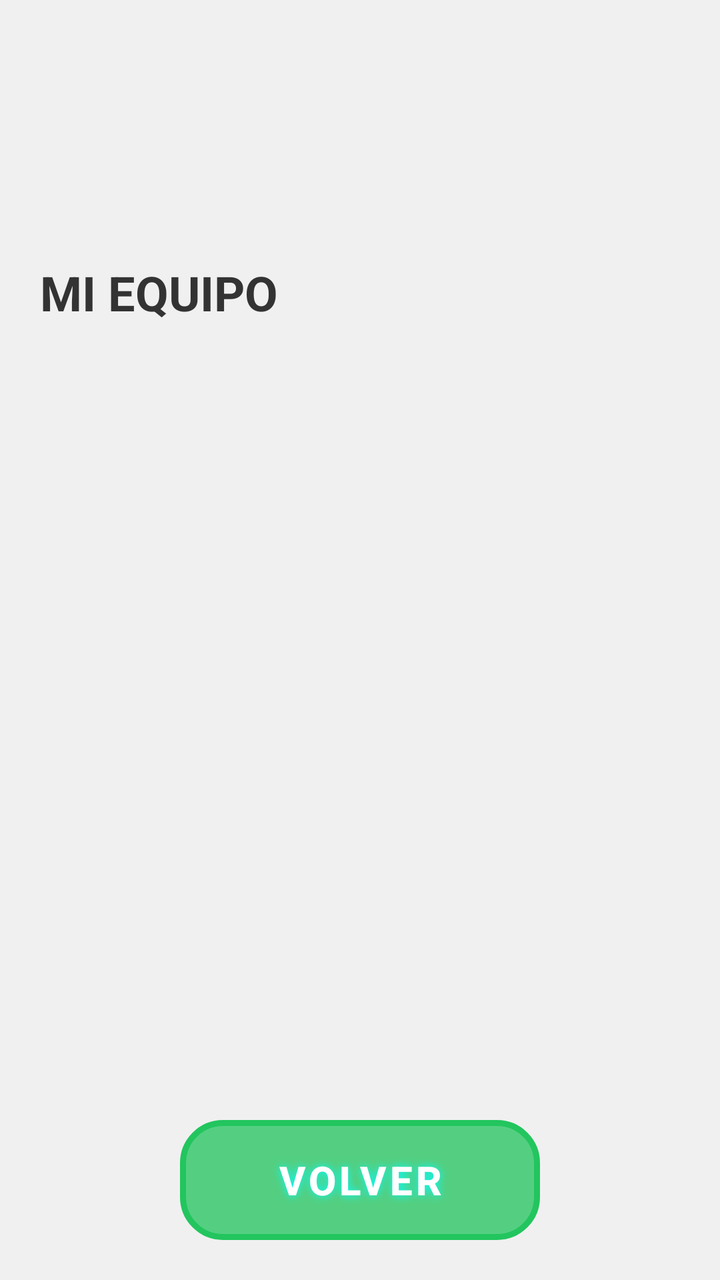
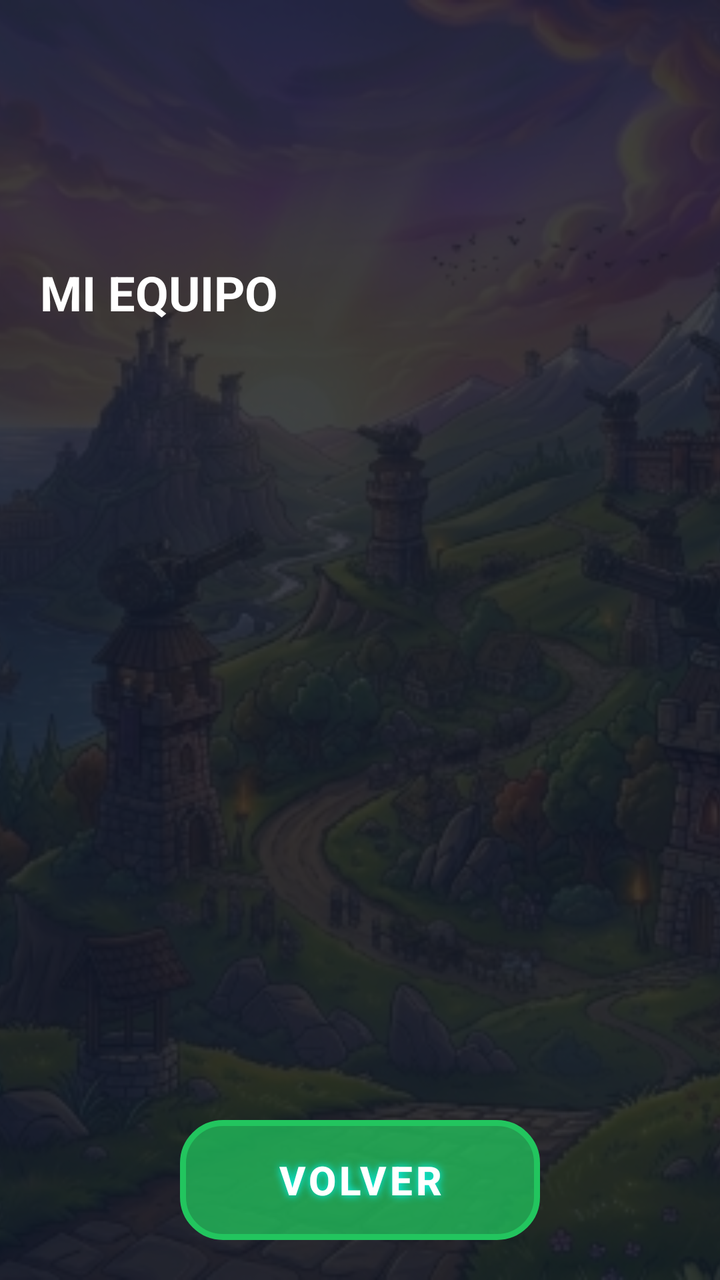

An Android layout rendered at two revisions. The XML below is the earlier revision; the diff shows what the commit changed to produce the second picture.
<!-- AndroidManifest.xml: application theme Theme.dsa_android -->
<!-- res/layout/activity_my_team.xml -->
<?xml version="1.0" encoding="utf-8"?>
<androidx.constraintlayout.widget.ConstraintLayout xmlns:android="http://schemas.android.com/apk/res/android"
    xmlns:app="http://schemas.android.com/apk/res-auto"
    android:layout_width="match_parent"
    android:layout_height="match_parent"
    android:background="#F0F0F0">

    <TextView
        android:id="@+id/tvTeamTitle"
        android:layout_width="wrap_content"
        android:layout_height="wrap_content"
        android:text="MI EQUIPO"
        android:textSize="24sp"
        android:textStyle="bold"
        android:textColor="#333333"
        android:layout_marginTop="130dp"
        android:layout_marginStart="20dp"
        app:layout_constraintTop_toTopOf="parent"
        app:layout_constraintStart_toStartOf="parent"/>

    <androidx.recyclerview.widget.RecyclerView
        android:id="@+id/recyclerMembers"
        android:layout_width="0dp"
        android:layout_height="0dp"
        android:layout_marginTop="15dp"
        android:layout_marginBottom="10dp"
        app:layout_constraintTop_toBottomOf="@+id/tvTeamTitle"
        app:layout_constraintBottom_toTopOf="@+id/btnVolver"
        app:layout_constraintStart_toStartOf="parent"
        app:layout_constraintEnd_toEndOf="parent"/>

    <Button
        android:id="@+id/btnVolver"
        android:layout_width="180dp"
        android:layout_height="60dp"
        android:text="VOLVER"
        android:background="@drawable/button_neon_bg"
        android:textColor="#FFFFFF"
        android:textSize="20sp"
        android:textStyle="bold"
        android:shadowColor="#00FFFF"
        android:shadowDx="0"
        android:shadowDy="0"
        android:shadowRadius="10"
        android:layout_marginBottom="20dp"
        app:layout_constraintBottom_toBottomOf="parent"
        app:layout_constraintStart_toStartOf="parent"
        app:layout_constraintEnd_toEndOf="parent"/>

</androidx.constraintlayout.widget.ConstraintLayout>
<!-- resources referenced by this layout -->
<resources>
  <!-- drawable button_neon_bg (drawable) -->
  <?xml version="1.0" encoding="utf-8"?>
  <shape xmlns:android="http://schemas.android.com/apk/res/android"
      android:shape="rectangle">
      <corners android:radius="20dp"/>
      <solid android:color="#C0000000"/>
      <stroke android:width="3dp" android:color="#00FFFF"/>
  </shape>
  <style name="Theme.dsa_android" parent="Theme.MaterialComponents.DayNight.NoActionBar">
          
          <item name="colorPrimary">#22C55E</item>
          <item name="colorPrimaryVariant">#16A34A</item>
          <item name="colorOnPrimary">#FFFFFF</item>
          
          <item name="colorSecondary">#FBBF24</item>
          <item name="colorSecondaryVariant">#F59E0B</item>
          <item name="colorOnSecondary">#0F172A</item>
          
          <item name="android:windowBackground">@drawable/tower_bg</item>
          <item name="android:statusBarColor">#0F172A</item>
          <item name="android:navigationBarColor">#0F172A</item>
      </style>
  <!-- drawable tower_bg: jpg bitmap (drawable, 290700 bytes) -->
</resources>

<!-- the commit's change to res/layout/activity_my_team.xml (unified diff, before → after) -->
@@ -1,50 +1,13 @@
 <?xml version="1.0" encoding="utf-8"?>
-<androidx.constraintlayout.widget.ConstraintLayout xmlns:android="http://schemas.android.com/apk/res/android"
-    xmlns:app="http://schemas.android.com/apk/res-auto"
+<FrameLayout xmlns:android="http://schemas.android.com/apk/res/android" xmlns:app="http://schemas.android.com/apk/res-auto"
     android:layout_width="match_parent"
-    android:layout_height="match_parent"
-    android:background="#F0F0F0">
+    android:layout_height="match_parent">
 
-    <TextView
-        android:id="@+id/tvTeamTitle"
-        android:layout_width="wrap_content"
-        android:layout_height="wrap_content"
-        android:text="MI EQUIPO"
-        android:textSize="24sp"
-        android:textStyle="bold"
-        android:textColor="#333333"
-        android:layout_marginTop="130dp"
-        android:layout_marginStart="20dp"
-        app:layout_constraintTop_toTopOf="parent"
-        app:layout_constraintStart_toStartOf="parent"/>
+    <ImageView
+        android:layout_width="match_parent"
+        android:layout_height="match_parent"
+        android:src="@drawable/tower_bg"
+        android:scaleType="centerCrop" />
 
-    <androidx.recyclerview.widget.RecyclerView
-        android:id="@+id/recyclerMembers"
-        android:layout_width="0dp"
-        android:layout_height="0dp"
-        android:layout_marginTop="15dp"
-        android:layout_marginBottom="10dp"
-        app:layout_constraintTop_toBottomOf="@+id/tvTeamTitle"
-        app:layout_constraintBottom_toTopOf="@+id/btnVolver"
-        app:layout_constraintStart_toStartOf="parent"
-        app:layout_constraintEnd_toEndOf="parent"/>
-
-    <Button
-        android:id="@+id/btnVolver"
-        android:layout_width="180dp"
-        android:layout_height="60dp"
-        android:text="VOLVER"
-        android:background="@drawable/button_neon_bg"
-        android:textColor="#FFFFFF"
-        android:textSize="20sp"
-        android:textStyle="bold"
-        android:shadowColor="#00FFFF"
-        android:shadowDx="0"
-        android:shadowDy="0"
-        android:shadowRadius="10"
-        android:layout_marginBottom="20dp"
-        app:layout_constraintBottom_toBottomOf="parent"
-        app:layout_constraintStart_toStartOf="parent"
-        app:layout_constraintEnd_toEndOf="parent"/>
-
-</androidx.constraintlayout.widget.ConstraintLayout>
+    <androidx.constraintlayout.widget.ConstraintLayout android:layout_width="match_parent" android:layout_height="match_parent" >  <View android:layout_width="match_parent" android:layout_height="match_parent" android:background="#CC0F172A" app:layout_constraintTop_toTopOf="parent" app:layout_constraintBottom_toBottomOf="parent" app:layout_constraintStart_toStartOf="parent" app:layout_constraintEnd_toEndOf="parent"/> <TextView android:id="@+id/tvTeamTitle" android:layout_width="wrap_content" android:layout_height="wrap_content" android:text="MI EQUIPO" android:textSize="24sp" android:textStyle="bold" android:textColor="#FFFFFF" android:layout_marginTop="130dp" android:layout_marginStart="20dp" app:layout_constraintTop_toTopOf="parent" app:layout_constraintStart_toStartOf="parent"/> <androidx.recyclerview.widget.RecyclerView android:id="@+id/recyclerMembers" android:layout_width="0dp" android:layout_height="0dp" android:layout_marginTop="15dp" android:layout_marginBottom="10dp" app:layout_constraintTop_toBottomOf="@+id/tvTeamTitle" app:layout_constraintBottom_toTopOf="@+id/btnVolver" app:layout_constraintStart_toStartOf="parent" app:layout_constraintEnd_toEndOf="parent"/> <Button android:id="@+id/btnVolver" android:layout_width="180dp" android:layout_height="60dp" android:text="VOLVER" android:background="@drawable/button_neon_bg" android:textColor="#FFFFFF" android:textSize="20sp" android:textStyle="bold" android:shadowColor="#00FFFF" android:shadowDx="0" android:shadowDy="0" android:shadowRadius="10" android:layout_marginBottom="20dp" app:layout_constraintBottom_toBottomOf="parent" app:layout_constraintStart_toStartOf="parent" app:layout_constraintEnd_toEndOf="parent"/> </androidx.constraintlayout.widget.ConstraintLayout>
+</FrameLayout>
